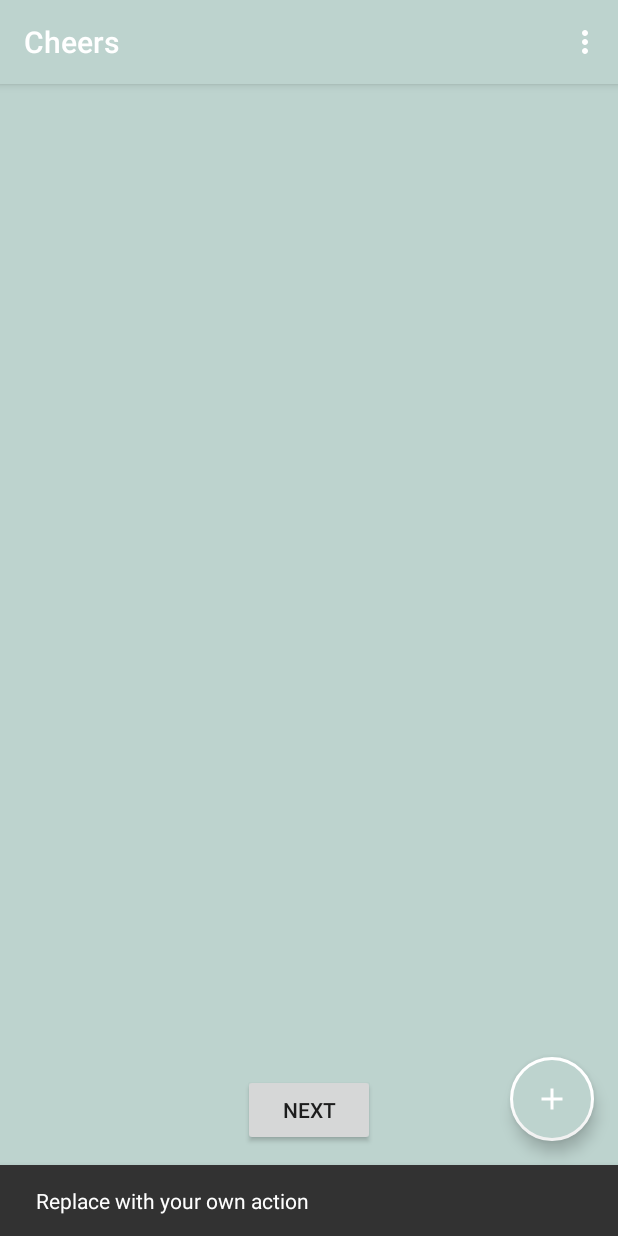
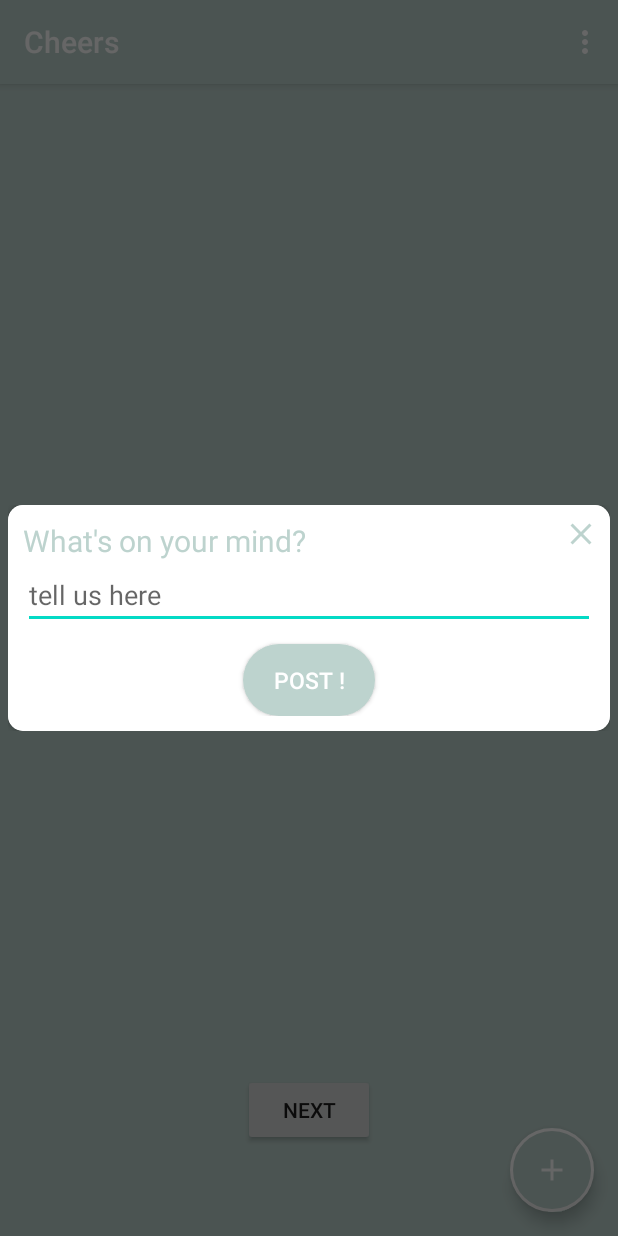
Before and after one commit to meilona/Cheers, an Android app: the screen it shows after launch (MainActivity), after a tap on an icon or button, on a phone screen of 412 x 824 dp. Run offline under Robolectric (Android 15) with nearby library versions, the phone set to English and light mode, and no system bars; our stand-ins replace Firebase (no records; nobody signed in at launch, a user with empty details on screens opened directly).

Commit message:
Front End Add Status

```diff
--- a/app/src/main/AndroidManifest.xml
+++ b/app/src/main/AndroidManifest.xml
@@ -1,6 +1,7 @@
 <?xml version="1.0" encoding="utf-8"?>
 <manifest xmlns:android="http://schemas.android.com/apk/res/android"
-    package="eurica.mei.cheers" >
+    package="eurica.mei.cheers">
+
     <uses-permission android:name="android.permission.INTERNET" />
 
     <application
@@ -9,11 +10,12 @@
         android:label="@string/app_name"
         android:roundIcon="@mipmap/ic_launcher_round"
         android:supportsRtl="true"
-        android:theme="@style/AppTheme" >
+        android:theme="@style/AppTheme">
+        <activity android:name=".AddStatusActivity"></activity>
         <activity
             android:name=".MainActivity"
             android:label="@string/app_name"
-            android:theme="@style/AppTheme.NoActionBar" >
+            android:theme="@style/AppTheme.NoActionBar">
             <intent-filter>
                 <action android:name="android.intent.action.MAIN" />
 
--- /dev/null
+++ b/app/src/main/java/eurica/mei/cheers/AddStatusActivity.java
@@ -0,0 +1,32 @@
+package eurica.mei.cheers;
+
+import androidx.appcompat.app.AppCompatActivity;
+
+import android.os.Bundle;
+import android.util.DisplayMetrics;
+import android.view.Gravity;
+import android.view.WindowManager;
+
+public class AddStatusActivity extends AppCompatActivity {
+
+    @Override
+    protected void onCreate(Bundle savedInstanceState) {
+        super.onCreate(savedInstanceState);
+        setContentView(R.layout.activity_add_status);
+
+        DisplayMetrics dm = new DisplayMetrics();
+        getWindowManager().getDefaultDisplay().getMetrics(dm);
+
+        int width = dm.widthPixels;
+        int heigth = dm.heightPixels;
+
+        getWindow().setLayout((int)(width*.7), (int)(heigth*.5));
+
+        WindowManager.LayoutParams params = getWindow().getAttributes();
+        params.gravity = Gravity.CENTER;
+        params.x = 0;
+        params.y = -20;
+
+        getWindow().setAttributes(params);
+    }
+}
--- a/app/src/main/java/eurica/mei/cheers/MainActivity.java
+++ b/app/src/main/java/eurica/mei/cheers/MainActivity.java
@@ -1,5 +1,9 @@
 package eurica.mei.cheers;
 
+import android.app.Dialog;
+import android.content.Intent;
+import android.graphics.Color;
+import android.graphics.drawable.ColorDrawable;
 import android.os.Bundle;
 import com.google.android.material.floatingactionbutton.FloatingActionButton;
 import com.google.android.material.snackbar.Snackbar;
@@ -10,9 +14,15 @@ import androidx.appcompat.widget.Toolbar;
 import android.view.View;
 import android.view.Menu;
 import android.view.MenuItem;
+import android.widget.Button;
+import android.widget.EditText;
+import android.widget.ImageView;
 
 public class MainActivity extends AppCompatActivity {
-    FirebaseFirestore db = FirebaseFirestore.getInstance();
+    Dialog statusDialog;
+    Button btnPost;
+    ImageView closePopup;
+    EditText etStatus;
 
 
     @Override
@@ -22,14 +32,41 @@ public class MainActivity extends AppCompatActivity {
         Toolbar toolbar = findViewById(R.id.toolbar);
         setSupportActionBar(toolbar);
 
+        statusDialog = new Dialog(this);
+
        FloatingActionButton fab = findViewById(R.id.fab);
         fab.setOnClickListener(new View.OnClickListener() {
             @Override
             public void onClick(View view) {
-                Snackbar.make(view, "Replace with your own action", Snackbar.LENGTH_LONG)
-                        .setAction("Action", null).show();
+                ShowAddStatusPopUp();
             }
         });
+    }
+
+    private void ShowAddStatusPopUp() {
+        statusDialog.setContentView(R.layout.activity_add_status);
+        closePopup = (ImageView) statusDialog.findViewById(R.id.closePopup);
+        etStatus = (EditText) statusDialog.findViewById(R.id.etStatus);
+        btnPost = (Button) statusDialog.findViewById(R.id.btnPost);
+
+        closePopup.setOnClickListener(new View.OnClickListener() {
+            @Override
+            public void onClick(View view) {
+                statusDialog.dismiss();
+            }
+        });
+
+        btnPost.setOnClickListener(new View.OnClickListener() {
+            @Override
+            public void onClick(View view) {
+
+                statusDialog.dismiss();
+            }
+        });
+
+        statusDialog.getWindow().setBackgroundDrawable(new ColorDrawable(Color.TRANSPARENT));
+        statusDialog.show();
+
     }
 
     @Override
--- /dev/null
+++ b/app/src/main/res/drawable/btn_post.xml
@@ -0,0 +1,5 @@
+<?xml version="1.0" encoding="utf-8"?>
+<shape xmlns:android="http://schemas.android.com/apk/res/android">
+    <solid android:color="@color/colorMain"/>
+    <corners android:radius="30dp"/>
+</shape>
--- /dev/null
+++ b/app/src/main/res/drawable/ic_close_green_24dp.xml
@@ -0,0 +1,5 @@
+<vector android:height="24dp" android:tint="#BDD3CE"
+    android:viewportHeight="24.0" android:viewportWidth="24.0"
+    android:width="24dp" xmlns:android="http://schemas.android.com/apk/res/android">
+    <path android:fillColor="#FF000000" android:pathData="M19,6.41L17.59,5 12,10.59 6.41,5 5,6.41 10.59,12 5,17.59 6.41,19 12,13.41 17.59,19 19,17.59 13.41,12z"/>
+</vector>
--- /dev/null
+++ b/app/src/main/res/drawable/layout_add_status.xml
@@ -0,0 +1,5 @@
+<?xml version="1.0" encoding="utf-8"?>
+<shape xmlns:android="http://schemas.android.com/apk/res/android">
+    <solid android:color="@color/colorWhite"/>
+    <corners android:radius="10dp"/>
+</shape>
--- /dev/null
+++ b/app/src/main/res/layout/activity_add_status.xml
@@ -0,0 +1,67 @@
+<?xml version="1.0" encoding="utf-8"?>
+<RelativeLayout xmlns:android="http://schemas.android.com/apk/res/android"
+    xmlns:app="http://schemas.android.com/apk/res-auto"
+    xmlns:tools="http://schemas.android.com/tools"
+    android:layout_width="match_parent"
+    android:layout_height="match_parent"
+    android:background="@drawable/layout_add_status"
+    android:layout_marginLeft="5dp"
+    android:layout_marginRight="5dp"
+    android:gravity="center"
+    tools:context=".AddStatusActivity">
+
+    <ImageView
+        android:id="@+id/closePopup"
+        android:layout_width="wrap_content"
+        android:layout_height="wrap_content"
+        android:src="@drawable/ic_close_green_24dp"
+        android:layout_marginTop="7dp"
+        android:layout_marginRight="7dp"
+        android:elevation="5dp"
+        android:layout_alignParentRight="true"/>
+
+    <androidx.cardview.widget.CardView
+        android:layout_width="match_parent"
+        android:layout_height="wrap_content"
+        app:cardCornerRadius="10dp"
+        app:cardBackgroundColor="@color/colorWhite"
+        android:layout_alignParentTop="true"
+        android:layout_alignParentStart="true">
+
+        <LinearLayout
+            android:layout_width="match_parent"
+            android:layout_height="wrap_content"
+            android:layout_margin="10dp"
+            android:orientation="vertical">
+
+            <TextView
+                android:layout_width="match_parent"
+                android:layout_height="wrap_content"
+                android:layout_weight="1"
+                android:text="What's on your mind?"
+                android:textColor="@color/colorMain"
+                android:textSize="20sp"/>
+            <EditText
+                android:id="@+id/etStatus"
+                android:layout_width="match_parent"
+                android:layout_height="wrap_content"
+                android:layout_weight="1"
+                android:hint="tell us here"
+                android:textColor="@color/colorGray"/>
+            <Button
+                android:id="@+id/btnPost"
+                android:layout_width="wrap_content"
+                android:layout_height="wrap_content"
+                android:layout_weight="1"
+                android:layout_gravity="center"
+                android:layout_marginTop="10dp"
+                android:background="@drawable/btn_post"
+                android:text="POST !"
+                android:textSize="15sp"
+                android:textColor="@color/colorWhite"/>
+
+        </LinearLayout>
+
+    </androidx.cardview.widget.CardView>
+
+</RelativeLayout>
--- a/app/src/main/res/layout/activity_main.xml
+++ b/app/src/main/res/layout/activity_main.xml
@@ -20,10 +20,6 @@
             android:background="@color/colorMain"
             android:elevation="2dp"
             app:popupTheme="@style/AppTheme.PopupOverlay"/>
-<!--        <View  android:layout_width="match_parent"-->
-<!--            android:layout_height="1dp"-->
-<!--            android:background="@color/colorWhite"-->
-<!--            android:layout_below="@+id/toolbar"/>-->
 
     </com.google.android.material.appbar.AppBarLayout>
 <!--    end of toolbar-->
--- a/app/src/main/res/values/colors.xml
+++ b/app/src/main/res/values/colors.xml
@@ -6,4 +6,5 @@
     <color name="colorMain">#BDD3CE</color>
     <color name="colorWhite">#FFFFFF</color>
     <color name="colorBlack">#000000</color>
+    <color name="colorGray">#707070</color>
 </resources>
```
Also changed, not shown: app/src/main/java/eurica/mei/cheers/FirstFragment.java (+5 -2 lines).
